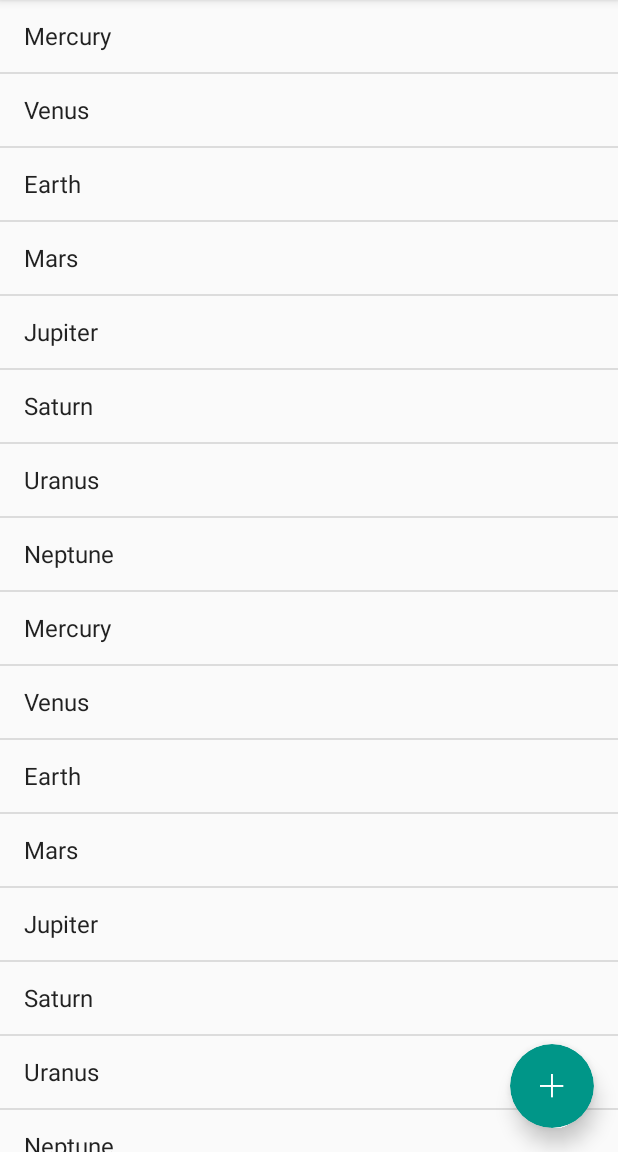
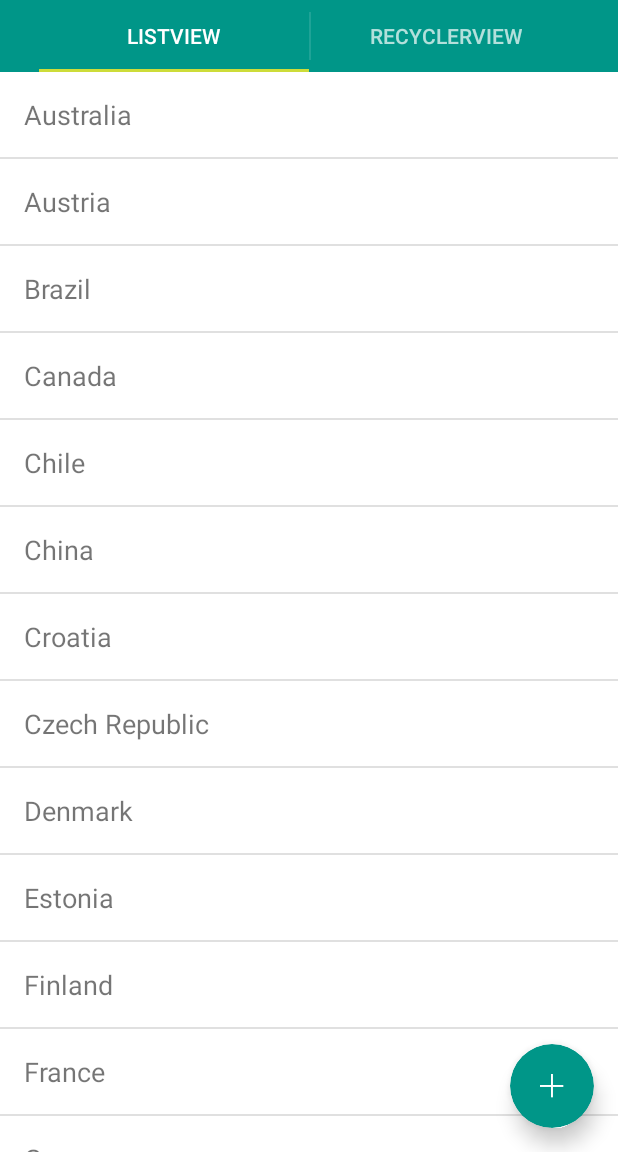
Before and after one commit to makovkastar/FloatingActionButton, an Android app: the screen it shows after launch (MainActivity), on a phone screen of 412 x 824 dp, the part 84-1236 px from its top. Run offline under Robolectric (Android 15) with nearby library versions, the phone set to English and light mode, and no system bars.

Commit message:
Update the sample app

```diff
--- a/sample/build.gradle
+++ b/sample/build.gradle
@@ -23,4 +23,5 @@ android {
 dependencies {
     compile project(':library')
     compile 'com.android.support:appcompat-v7:21.0.0'
+    compile 'com.android.support:recyclerview-v7:21.0.0'
 }
--- a/sample/src/main/java/com/melnykov/fab/sample/MainActivity.java
+++ b/sample/src/main/java/com/melnykov/fab/sample/MainActivity.java
@@ -3,11 +3,20 @@ package com.melnykov.fab.sample;
 import android.app.AlertDialog;
 import android.content.DialogInterface;
 import android.os.Bundle;
+import android.support.v4.app.Fragment;
+import android.support.v4.app.FragmentTransaction;
+import android.support.v7.app.ActionBar;
 import android.support.v7.app.ActionBarActivity;
+import android.support.v7.widget.DefaultItemAnimator;
+import android.support.v7.widget.LinearLayoutManager;
+import android.support.v7.widget.RecyclerView;
 import android.text.Html;
 import android.text.method.LinkMovementMethod;
+import android.view.LayoutInflater;
 import android.view.Menu;
 import android.view.MenuItem;
+import android.view.View;
+import android.view.ViewGroup;
 import android.widget.ArrayAdapter;
 import android.widget.ListAdapter;
 import android.widget.ListView;
@@ -15,22 +24,48 @@ import android.widget.TextView;
 
 import com.melnykov.fab.FloatingActionButton;
 
-
-public class MainActivity extends ActionBarActivity {
+public class MainActivity extends ActionBarActivity implements ActionBar.OnNavigationListener {
 
     @Override
     protected void onCreate(Bundle savedInstanceState) {
         super.onCreate(savedInstanceState);
-        setContentView(R.layout.activity_main);
+        initActionBar();
+    }
 
-        ListView list = (ListView) findViewById(android.R.id.list);
+    @SuppressWarnings("deprecation")
+    private void initActionBar() {
+        if (getSupportActionBar() != null) {
+            ActionBar actionBar = getSupportActionBar();
+            actionBar.setNavigationMode(ActionBar.NAVIGATION_MODE_TABS);
+            actionBar.addTab(actionBar.newTab()
+                .setText("ListView")
+                .setTabListener(new ActionBar.TabListener() {
+                    @Override
+                    public void onTabSelected(ActionBar.Tab tab, FragmentTransaction fragmentTransaction) {
+                        fragmentTransaction.replace(android.R.id.content, new ListViewFragment());
+                    }
 
-        FloatingActionButton floatingActionButton = (FloatingActionButton) findViewById(R.id.button_floating_action);
-        floatingActionButton.attachToListView(list);
+                    @Override
+                    public void onTabUnselected(ActionBar.Tab tab, FragmentTransaction fragmentTransaction) {}
 
-        ListAdapter listAdapter = new ArrayAdapter<String>(this, android.R.layout.simple_list_item_1,
-                getResources().getStringArray(R.array.planets));
-        list.setAdapter(listAdapter);
+                    @Override
+                    public void onTabReselected(ActionBar.Tab tab, FragmentTransaction fragmentTransaction) {}
+                }));
+            actionBar.addTab(actionBar.newTab()
+                .setText("RecyclerView")
+                .setTabListener(new ActionBar.TabListener() {
+                    @Override
+                    public void onTabSelected(ActionBar.Tab tab, FragmentTransaction fragmentTransaction) {
+                        fragmentTransaction.replace(android.R.id.content, new RecyclerViewFragment());
+                    }
+
+                    @Override
+                    public void onTabUnselected(ActionBar.Tab tab, FragmentTransaction fragmentTransaction) {}
+
+                    @Override
+                    public void onTabReselected(ActionBar.Tab tab, FragmentTransaction fragmentTransaction) {}
+                }));
+        }
     }
 
     @Override
@@ -57,4 +92,68 @@ public class MainActivity extends ActionBarActivity {
         }
         return super.onOptionsItemSelected(item);
     }
+
+    @Override
+    public boolean onNavigationItemSelected(int itemPosition, long itemId) {
+        switch (itemPosition) {
+            case 0:
+                getSupportFragmentManager().beginTransaction()
+                    .replace(android.R.id.content, new ListViewFragment())
+                    .commit();
+                return true;
+            case 1:
+                getSupportFragmentManager().beginTransaction()
+                    .replace(android.R.id.content, new RecyclerViewFragment())
+                    .commit();
+                return true;
+            default:
+                return false;
+        }
+    }
+
+    public static class ListViewFragment extends Fragment {
+        @Override
+        public View onCreateView(LayoutInflater inflater, ViewGroup container, Bundle savedInstanceState) {
+            View root = inflater.inflate(R.layout.fragment_listview, container, false);
+
+            ListView list = (ListView) root.findViewById(android.R.id.list);
+
+            ListAdapter listAdapter = new ArrayAdapter<String>(getActivity(), R.layout.list_item,
+                getResources().getStringArray(R.array.countries));
+            list.setAdapter(listAdapter);
+
+            FloatingActionButton fab = (FloatingActionButton) root.findViewById(R.id.fab);
+            fab.attachToListView(list);
+
+            return root;
+        }
+    }
+
+    public static class RecyclerViewFragment extends Fragment {
+        @Override
+        public View onCreateView(LayoutInflater inflater, ViewGroup container, Bundle savedInstanceState) {
+            View root = inflater.inflate(R.layout.fragment_recyclerview, container, false);
+
+            RecyclerView recyclerView = (RecyclerView) root.findViewById(R.id.recycler_view);
+            recyclerView.setHasFixedSize(true);
+            recyclerView.setItemAnimator(new DefaultItemAnimator());
+            recyclerView.setLayoutManager(new LinearLayoutManager(getActivity()));
+            recyclerView.addItemDecoration(new DividerItemDecoration(getActivity(), DividerItemDecoration.VERTICAL_LIST));
+
+            final RecyclerViewAdapter adapter = new RecyclerViewAdapter(getResources()
+                .getStringArray(R.array.countries));
+            recyclerView.setAdapter(adapter);
+
+            FloatingActionButton fab = (FloatingActionButton) root.findViewById(R.id.fab);
+            fab.attachToRecyclerView(recyclerView);
+            fab.setOnClickListener(new View.OnClickListener() {
+                @Override
+                public void onClick(View v) {
+                    adapter.notifyItemInserted(2);
+                }
+            });
+
+            return root;
+        }
+    }
 }
--- a/sample/src/main/res/layout/about_view.xml
+++ b/sample/src/main/res/layout/about_view.xml
@@ -1,3 +1,5 @@
+<?xml version="1.0" encoding="utf-8"?>
+
 <TextView xmlns:android="http://schemas.android.com/apk/res/android"
     android:layout_width="match_parent"
     android:layout_height="match_parent"
--- /dev/null
+++ b/sample/src/main/res/layout/fragment_listview.xml
@@ -0,0 +1,24 @@
+<?xml version="1.0" encoding="utf-8"?>
+
+<FrameLayout xmlns:android="http://schemas.android.com/apk/res/android"
+    xmlns:fab="http://schemas.android.com/apk/res-auto"
+    android:layout_width="match_parent"
+    android:layout_height="match_parent">
+
+    <ListView
+        android:id="@android:id/list"
+        android:layout_width="match_parent"
+        android:layout_height="match_parent"
+        android:cacheColorHint="@android:color/transparent" />
+
+    <com.melnykov.fab.FloatingActionButton
+        android:id="@+id/fab"
+        android:layout_width="wrap_content"
+        android:layout_height="wrap_content"
+        android:layout_gravity="bottom|right"
+        android:layout_margin="16dp"
+        android:src="@drawable/ic_action_content_new"
+        fab:fab_colorNormal="?colorPrimary"
+        fab:fab_colorPressed="?colorPrimaryDark"
+        fab:fab_colorRipple="@color/ripple" />
+</FrameLayout>
--- a/sample/src/main/res/layout/activity_main.xml
+++ b/sample/src/main/res/layout/fragment_recyclerview.xml
@@ -1,15 +1,19 @@
+<?xml version="1.0" encoding="utf-8"?>
+
 <FrameLayout xmlns:android="http://schemas.android.com/apk/res/android"
     xmlns:fab="http://schemas.android.com/apk/res-auto"
     android:layout_width="match_parent"
     android:layout_height="match_parent">
 
-    <ListView
-        android:id="@android:id/list"
+    <android.support.v7.widget.RecyclerView
+        android:id="@+id/recycler_view"
+        android:scrollbars="vertical"
         android:layout_width="match_parent"
-        android:layout_height="match_parent" />
+        android:layout_height="match_parent"
+        android:cacheColorHint="@android:color/transparent" />
 
     <com.melnykov.fab.FloatingActionButton
-        android:id="@+id/button_floating_action"
+        android:id="@+id/fab"
         android:layout_width="wrap_content"
         android:layout_height="wrap_content"
         android:layout_gravity="bottom|right"
--- /dev/null
+++ b/sample/src/main/res/layout/list_item.xml
@@ -0,0 +1,9 @@
+<?xml version="1.0" encoding="utf-8"?>
+
+<TextView xmlns:android="http://schemas.android.com/apk/res/android"
+    android:id="@android:id/text1"
+    android:layout_width="match_parent"
+    android:layout_height="wrap_content"
+    android:gravity="center_vertical"
+    android:textSize="18sp"
+    android:padding="16dp" />
--- /dev/null
+++ b/sample/src/main/res/values/arrays.xml
@@ -0,0 +1,33 @@
+<?xml version="1.0" encoding="utf-8"?>
+<resources>
+    <string-array name="countries">
+        <item>Australia</item>
+        <item>Austria</item>
+        <item>Brazil</item>
+        <item>Canada</item>
+        <item>Chile</item>
+        <item>China</item>
+        <item>Croatia</item>
+        <item>Czech Republic</item>
+        <item>Denmark</item>
+        <item>Estonia</item>
+        <item>Finland</item>
+        <item>France</item>
+        <item>Germany</item>
+        <item>Greece</item>
+        <item>Hungary</item>
+        <item>Iceland</item>
+        <item>India</item>
+        <item>Ireland</item>
+        <item>Italy</item>
+        <item>Latvia</item>
+        <item>Lithuania</item>
+        <item>Netherlands</item>
+        <item>New Zealand</item>
+        <item>Norway</item>
+        <item>Sweden</item>
+        <item>Switzerland</item>
+        <item>Ukraine</item>
+        <item>United States</item>
+    </string-array>
+</resources>
--- a/sample/src/main/res/values/colors.xml
+++ b/sample/src/main/res/values/colors.xml
@@ -3,4 +3,5 @@
     <color name="primary">#009688</color>
     <color name="primary_pressed">#00897b</color>
     <color name="ripple">#4db6ac</color>
+    <color name="accent">#cddc39</color>
 </resources>
--- a/sample/src/main/res/values/strings.xml
+++ b/sample/src/main/res/values/strings.xml
@@ -1,34 +1,6 @@
 <?xml version="1.0" encoding="utf-8"?>
 <resources>
     <string name="app_name">Floating Action Button</string>
-
-    <string-array name="planets">
-        <item>Mercury</item>
-        <item>Venus</item>
-        <item>Earth</item>
-        <item>Mars</item>
-        <item>Jupiter</item>
-        <item>Saturn</item>
-        <item>Uranus</item>
-        <item>Neptune</item>
-        <item>Mercury</item>
-        <item>Venus</item>
-        <item>Earth</item>
-        <item>Mars</item>
-        <item>Jupiter</item>
-        <item>Saturn</item>
-        <item>Uranus</item>
-        <item>Neptune</item>
-        <item>Mercury</item>
-        <item>Venus</item>
-        <item>Earth</item>
-        <item>Mars</item>
-        <item>Jupiter</item>
-        <item>Saturn</item>
-        <item>Uranus</item>
-        <item>Neptune</item>
-    </string-array>
-
     <string name="about">About</string>
     <string name="about_body"><![CDATA[
         Floating Action Button, a library by <b>Melnykov Oleksandr</b>.<br/>
--- a/sample/src/main/res/values/styles.xml
+++ b/sample/src/main/res/values/styles.xml
@@ -1,9 +1,10 @@
 <resources>
+
     <style name="AppTheme" parent="Theme.AppCompat.Light.DarkActionBar">
         <item name="colorPrimary">@color/primary</item>
         <item name="colorPrimaryDark">@color/primary_pressed</item>
+        <item name="colorAccent">@color/accent</item>
 
-        <!-- TODO to be 'Material', this shouldn't be the same as the primary color -->
-        <item name="colorAccent">@color/primary</item>
+        <item name="android:windowBackground">@android:color/white</item>
     </style>
 </resources>
```
Also changed, not shown: sample/src/main/java/com/melnykov/fab/sample/DividerItemDecoration.java (added, +104 -0 lines), sample/src/main/java/com/melnykov/fab/sample/RecyclerViewAdapter.java (added, +39 -0 lines).
